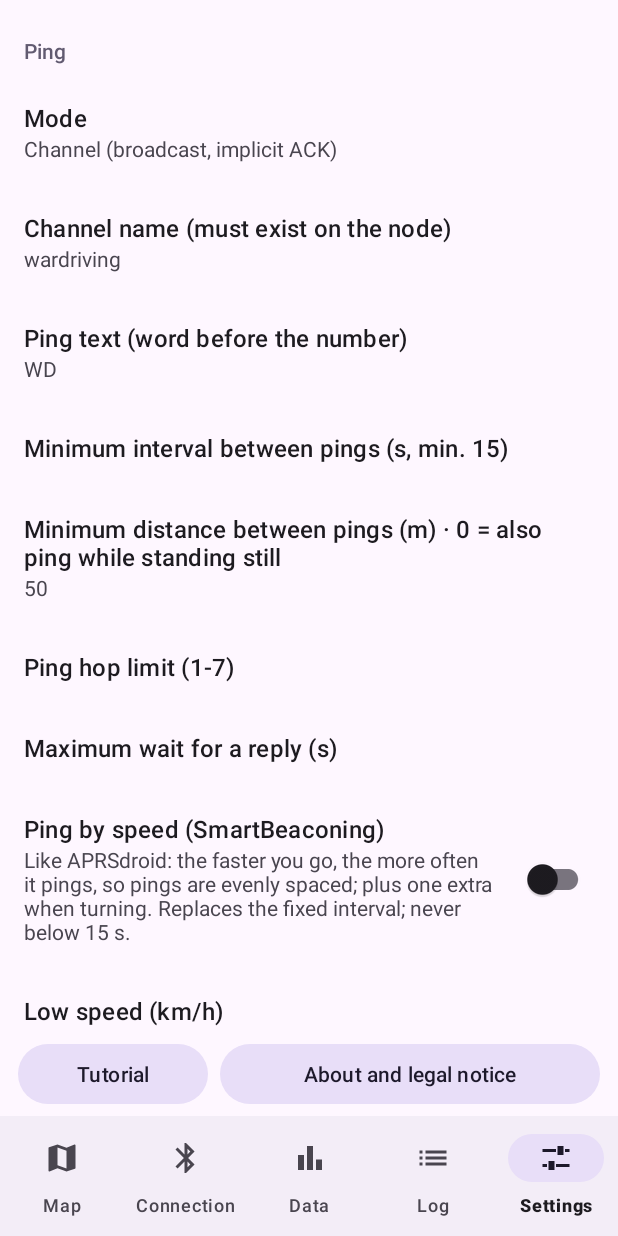
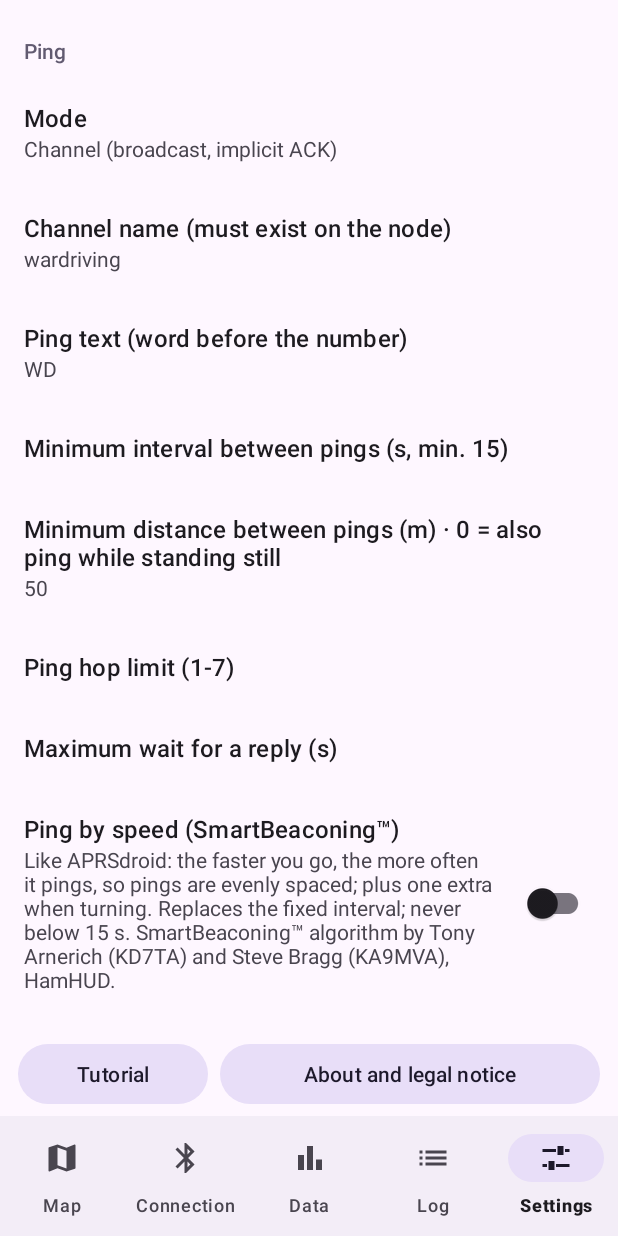
Before and after one commit to eb7bwd/MeshWardrive, an Android app: the screen it shows after launch (MainActivity), item 5 of the bottom bar chosen, on a phone screen of 412 x 824 dp. Run offline under Robolectric (Android 15) with nearby library versions, the phone set to English and light mode, and no system bars; our stand-ins replace androidx.preference; libraries missing offline, so code that uses them is left out: org.osmdroid.config, org.osmdroid.events, org.osmdroid.mapsforge, org.osmdroid.tileprovider, org.osmdroid.util and 1 more; plain views replace MapView; 26 statements that could not run were skipped.

Commit message:
v0.7.0: créditos de SmartBeaconing (Tony Arnerich KD7TA y Steve Bragg KA9MVA, HamHUD) y Terrain Tiles

```diff
--- a/app/src/main/java/com/meshwardrive/app/service/WardriveService.kt
+++ b/app/src/main/java/com/meshwardrive/app/service/WardriveService.kt
@@ -665,7 +665,7 @@ class WardriveService : Service(), MeshBle.Listener {
     }
 
     /**
-     * Intervalo según la velocidad, como el SmartBeaconing de APRS: lento por debajo de la
+     * Intervalo según la velocidad, algoritmo SmartBeaconing™ de Tony Arnerich (KD7TA) y Steve Bragg (KA9MVA), del proyecto HamHUD: lento por debajo de la
      * velocidad baja, rápido por encima de la alta y, entre medias, proporcional, para que la
      * distancia entre pings sea parecida. Nunca por debajo del mínimo de 15 s.
      */
--- a/app/src/main/res/values/strings.xml
+++ b/app/src/main/res/values/strings.xml
@@ -194,7 +194,7 @@
     <string name="tut_settings">Settings are grouped by topic: ping, measurement (smart ping, pause when the channel is busy, node GPS), map, connection, privacy and language. Optional features are off by default. Every number has a line explaining it. New: theme (night mode), ping by speed and the criterion for good or bad pings.</string>
     <string name="disclaimer_title">Important notice</string>
     <string name="disclaimer_text">MeshWardrive is an EXPERIMENTAL app created by EB7BWD and developed almost entirely by artificial intelligence. The code has not been audited and may contain errors.\n\nIt is provided “AS IS”, without warranty of any kind, express or implied, including warranties of operation, data accuracy or fitness for a particular purpose.\n\nBy using it you accept that:\n\n• You use it entirely at your own risk.\n\n• You are responsible for complying with the law in your country: radio spectrum use, duty cycle and power, data protection and traffic rules.\n\n• Every ping uses airtime on a shared network. It is your responsibility to configure it considerately and not flood the mesh.\n\n• You must not handle the phone while driving.\n\n• Coverage maps are indicative only and must not be relied on for emergency or safety communications.\n\nTo the maximum extent permitted by law, the author accepts no liability for any damage, loss, penalty, data loss or misuse arising from this app.\n\nIf you do not agree, do not use it.</string>
-    <string name="about_credits">Idea and project: EB7BWD\nCode generated almost entirely with AI (Claude, by Anthropic).\n\nFree software under the GNU GPL v3 (or later), with no warranty.\n\nIndependent project, not affiliated with Meshtastic or MeshMapper. Meshtastic® is a registered trademark of Meshtastic LLC.\n\nMaps © OpenStreetMap contributors. Uses osmdroid, AndroidX, Material Components and kotlinx.coroutines (Apache 2.0) and Mapsforge (LGPL v3).</string>
+    <string name="about_credits">Idea and project: EB7BWD\nCode generated almost entirely with AI (Claude, by Anthropic).\n\nFree software under the GNU GPL v3 (or later), with no warranty.\n\nIndependent project, not affiliated with Meshtastic or MeshMapper. Meshtastic® is a registered trademark of Meshtastic LLC.\n\nMaps © OpenStreetMap contributors. Uses osmdroid, AndroidX, Material Components and kotlinx.coroutines (Apache 2.0) and Mapsforge (LGPL v3).\n\nPing by speed uses the SmartBeaconing™ algorithm, invented by Tony Arnerich (KD7TA) and Steve Bragg (KA9MVA) for the HamHUD project. SmartBeaconing is a trademark of HamHUD Nichetronix; this app is not affiliated with them.\n\nRelief: Terrain Tiles (AWS Open Data; SRTM, NED, ETOPO1 and other sources).</string>
     <string name="seg_wardrives">Wardrives</string>
     <string name="seg_analysis">Analysis</string>
     <string name="wd_list_hint">Tap a wardrive to show only that one, rename it, share it or delete it.</string>
@@ -432,8 +432,8 @@
     <string name="theme_light">Light</string>
     <string name="theme_dark">Dark (night)</string>
     <string name="help_theme">In dark, the map is darkened too; exported images stay light</string>
-    <string name="pref_sb">Ping by speed (SmartBeaconing)</string>
-    <string name="pref_sb_sum">Like APRSdroid: the faster you go, the more often it pings, so pings are evenly spaced; plus one extra when turning. Replaces the fixed interval; never below 15 s.</string>
+    <string name="pref_sb">Ping by speed (SmartBeaconing™)</string>
+    <string name="pref_sb_sum">Like APRSdroid: the faster you go, the more often it pings, so pings are evenly spaced; plus one extra when turning. Replaces the fixed interval; never below 15 s. SmartBeaconing™ algorithm by Tony Arnerich (KD7TA) and Steve Bragg (KA9MVA), HamHUD.</string>
     <string name="pref_sb_low">Low speed (km/h)</string>
     <string name="pref_sb_slow">Slow interval (s)</string>
     <string name="pref_sb_high">High speed (km/h)</string>
```
Also changed, not shown: 12 other files.
